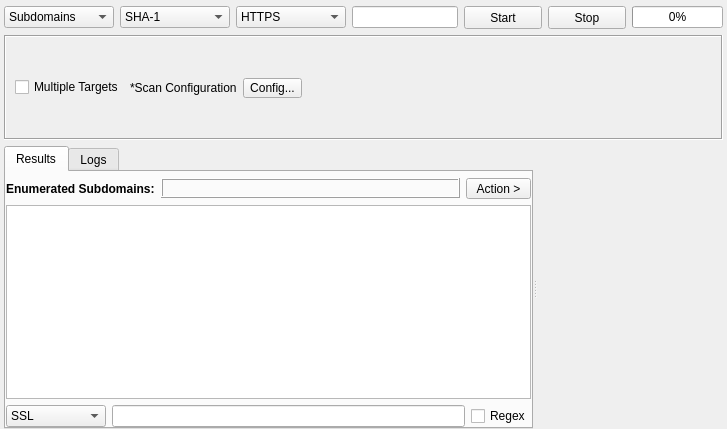
Before: the Qt Designer form sub3suite/src/engines/ssl/Ssl.ui in 3nock/OTE, drawn with Qt 5.
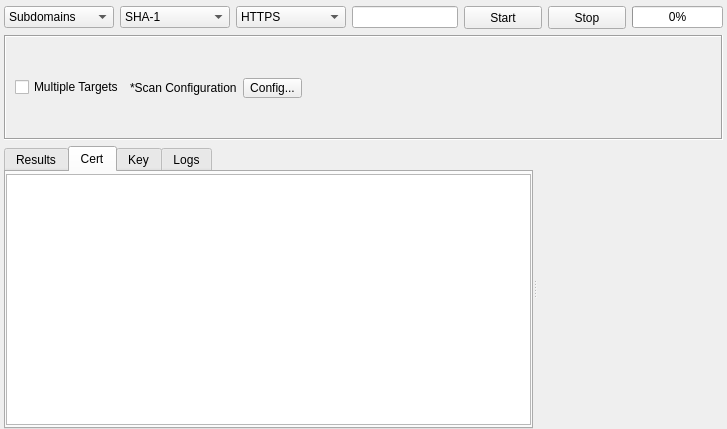
After: the same form once the commit is applied. The open tabs and pages were chosen to show the change. Custom widgets are drawn as their Qt base class.

Commit message: newly implemented the substitution wordlist generator'

Patch:
```diff
--- a/sub3suite/src/engines/ssl/Ssl.ui
+++ b/sub3suite/src/engines/ssl/Ssl.ui
@@ -485,6 +485,50 @@
            </item>
           </layout>
          </widget>
+         <widget class="QWidget" name="tabCert">
+          <attribute name="title">
+           <string>Cert</string>
+          </attribute>
+          <layout class="QVBoxLayout" name="verticalLayout_3">
+           <property name="leftMargin">
+            <number>0</number>
+           </property>
+           <property name="topMargin">
+            <number>2</number>
+           </property>
+           <property name="rightMargin">
+            <number>0</number>
+           </property>
+           <property name="bottomMargin">
+            <number>2</number>
+           </property>
+           <item>
+            <widget class="QPlainTextEdit" name="plainTextEditCert"/>
+           </item>
+          </layout>
+         </widget>
+         <widget class="QWidget" name="tabKey">
+          <attribute name="title">
+           <string>Key</string>
+          </attribute>
+          <layout class="QVBoxLayout" name="verticalLayout_4">
+           <property name="leftMargin">
+            <number>0</number>
+           </property>
+           <property name="topMargin">
+            <number>2</number>
+           </property>
+           <property name="rightMargin">
+            <number>0</number>
+           </property>
+           <property name="bottomMargin">
+            <number>2</number>
+           </property>
+           <item>
+            <widget class="QPlainTextEdit" name="plainTextEditKey"/>
+           </item>
+          </layout>
+         </widget>
          <widget class="QWidget" name="tabLogs">
           <attribute name="title">
            <string>Logs</string>
```
The commit also changes 1 other file.
